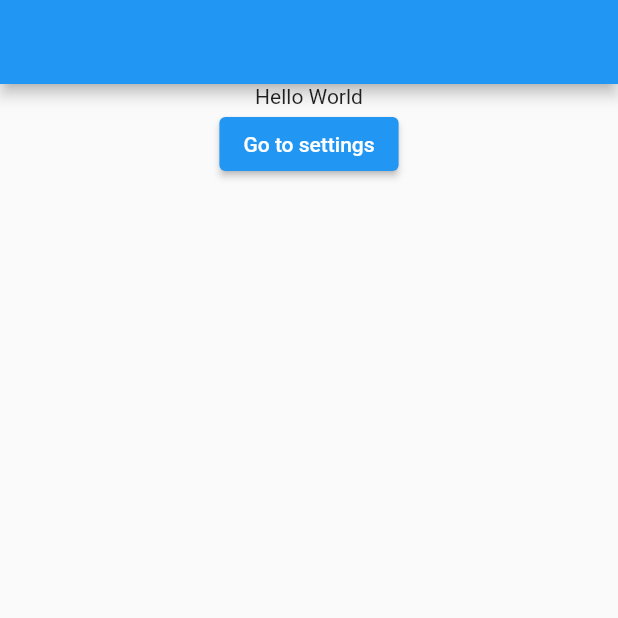
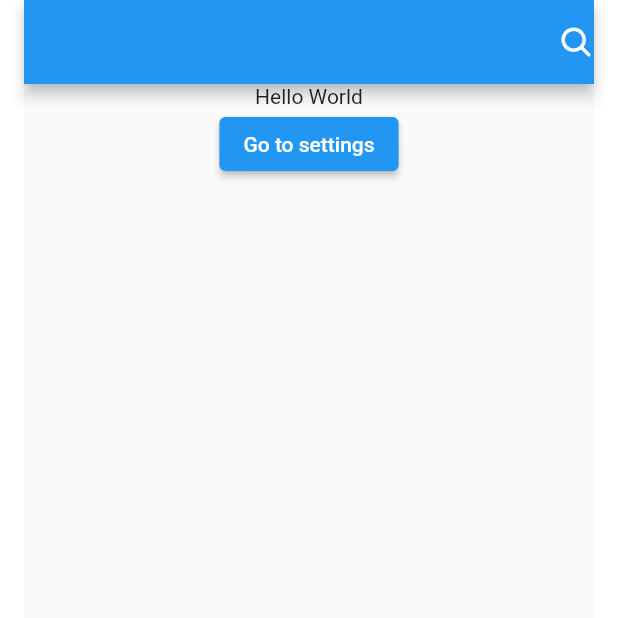
Before and after one commit to Orkunnnn/movie_buddy, a Flutter app: the screen it shows after launch, on a phone screen of 412 x 824 dp, the top half of it. Run offline on Flutter 3.47's test engine with Material 2 defaults, Android fonts, the light colour scheme and no system bars; our stand-ins replace flutter_bloc, hydrated_bloc, ionicons; generated files the repository leaves out were written again.

Commit message:
feat: add search icon

```diff
--- a/lib/home/views/home_page.dart
+++ b/lib/home/views/home_page.dart
@@ -1,9 +1,11 @@
 import 'package:flutter/material.dart';
 import 'package:flutter_bloc/flutter_bloc.dart';
+import 'package:ionicons/ionicons.dart';
 import 'package:movie_buddy/l10n/cubit/localization_cubit.dart';
 import 'package:movie_buddy/l10n/l10n.dart';
 import 'package:movie_buddy/settings/views/settings_page.dart';
 import 'package:movie_buddy/theme/cubit/theme_cubit.dart';
+import 'package:movie_buddy_ui/movie_buddy_ui.dart';
 
 class HomePage extends StatelessWidget {
   const HomePage({super.key});
@@ -11,9 +13,11 @@ class HomePage extends StatelessWidget {
   @override
   Widget build(BuildContext context) {
     final l10n = context.l10n;
-    return Scaffold(
+    return Padding(
+      padding: MovieBuddyPadding.horizontal.medium,
+      child: Scaffold(
         appBar: AppBar(
-        actions: const [],
+          actions: const [Icon(Ionicons.search)],
         ),
         body: Center(
           child: Column(
@@ -31,6 +35,7 @@ class HomePage extends StatelessWidget {
             ],
           ),
         ),
+      ),
     );
   }
 }
```
Lines whose indentation alone changed are shown as unchanged.
